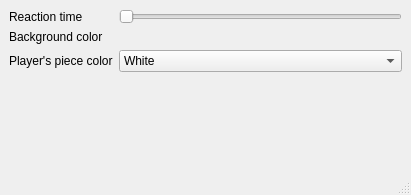
The window that settingswindow.ui (casmonido/Qt-RoyalGameOfUr) describes before a commit, drawn with Qt 5.
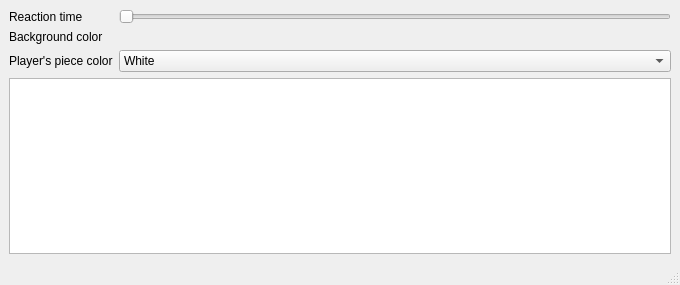
The same window after the commit.

Patch:
```diff
--- a/settingswindow.ui
+++ b/settingswindow.ui
@@ -6,8 +6,8 @@
    <rect>
     <x>0</x>
     <y>0</y>
-    <width>411</width>
-    <height>195</height>
+    <width>680</width>
+    <height>285</height>
    </rect>
   </property>
   <property name="windowTitle">
@@ -59,6 +59,9 @@
         </item>
        </widget>
       </item>
+      <item row="3" column="0" colspan="2">
+       <widget class="QGraphicsView" name="graphicsView"/>
+      </item>
      </layout>
     </item>
    </layout>
```
Left out of the diff: 2 changed lines with no effect on the pictures.
